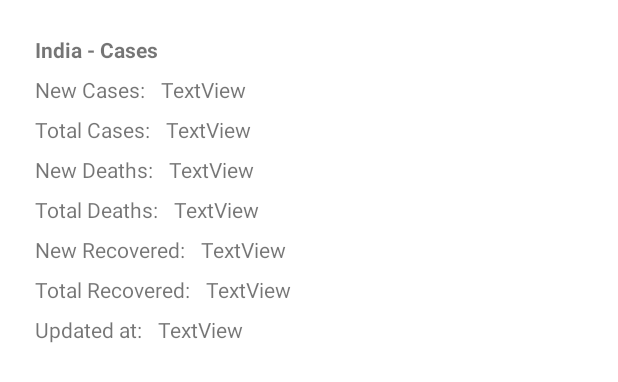
After one commit to theKeval/Covid19Tracker, an Android app: the layout summary_item.xml on its own in the app's theme, with its tools: preview values and no code run, on a phone screen of 412 x 824 dp. The commit adds this screen. Shown: the top 382 px of the screen. Run offline under Robolectric (Android 15) with nearby library versions, the phone set to English and light mode, and no system bars.

Commit message:
midway - creating adapter

```diff
--- a/app/src/main/java/com/thekeval/covid19tracker/ui/HomeFragment.kt
+++ b/app/src/main/java/com/thekeval/covid19tracker/ui/HomeFragment.kt
@@ -5,7 +5,9 @@ import android.view.LayoutInflater
 import android.view.View
 import android.view.ViewGroup
 import androidx.fragment.app.Fragment
+import androidx.recyclerview.widget.RecyclerView
 import com.thekeval.covid19tracker.databinding.FragmentHomeBinding
+import com.thekeval.covid19tracker.domain.DomainModel
 
 class HomeFragment: Fragment() {
 
@@ -26,3 +28,15 @@ class HomeFragment: Fragment() {
 
 
 }
+
+class SummaryClicked(val block: (DomainModel) -> Unit) {
+    fun onClick(model: DomainModel) = block(model)
+}
+
+//class CovidSummaryAdapter(val callback: SummaryClicked) : RecyclerView.Adapter<CovidSummaryViewHolder>() {
+//
+//}
+//
+//class CovidSummaryViewHolder: RecyclerView.ViewHolder {
+//
+//}
--- a/app/src/main/res/layout/fragment_home.xml
+++ b/app/src/main/res/layout/fragment_home.xml
@@ -31,6 +31,7 @@
             app:layout_constraintEnd_toEndOf="parent"
             app:layout_constraintStart_toStartOf="parent"
             app:layout_constraintTop_toTopOf="parent" />
+        <!-- tools:listitem="@summary_item" -->
 
     </androidx.constraintlayout.widget.ConstraintLayout>
 
--- /dev/null
+++ b/app/src/main/res/layout/summary_item.xml
@@ -0,0 +1,192 @@
+<?xml version="1.0" encoding="utf-8"?>
+
+<layout xmlns:android="http://schemas.android.com/apk/res/android"
+    xmlns:app="http://schemas.android.com/apk/res-auto"
+    xmlns:tools="http://schemas.android.com/tools">
+
+    <data>
+
+        <variable
+            name="summary"
+            type="com.thekeval.covid19tracker.domain.DomainModel" />
+
+<!--        <variable-->
+<!--            name="summaryCallback"-->
+<!--            type="com.thekeval.covid19tracker." />-->
+
+    </data>
+
+    <LinearLayout
+        android:id="@+id/linear_layout_summary_item"
+        android:layout_width="match_parent"
+        android:layout_height="wrap_content"
+        android:layout_marginStart="16dp"
+        android:layout_marginTop="16dp"
+        android:layout_marginEnd="16dp"
+        android:orientation="vertical"
+        android:padding="7dp">
+
+        <TextView
+            android:id="@+id/country_header"
+            android:layout_width="match_parent"
+            android:layout_height="wrap_content"
+            android:text="India - Cases"
+            android:textStyle="bold" />
+
+        <LinearLayout
+            android:layout_width="match_parent"
+            android:layout_height="match_parent"
+            android:orientation="horizontal"
+            android:layout_marginTop="7dp">
+
+            <TextView
+                android:id="@+id/tv_new_cases"
+                android:layout_width="wrap_content"
+                android:layout_height="wrap_content"
+                android:text="New Cases: " />
+
+            <TextView
+                android:id="@+id/tv_new_cases_data"
+                android:layout_width="wrap_content"
+                android:layout_height="wrap_content"
+                android:layout_marginStart="7dp"
+                android:layout_weight="1"
+                android:ellipsize="end"
+                android:text="TextView" />
+        </LinearLayout>
+
+        <LinearLayout
+            android:layout_width="match_parent"
+            android:layout_height="match_parent"
+            android:orientation="horizontal"
+            android:layout_marginTop="7dp">
+
+            <TextView
+                android:id="@+id/tv_total_cases"
+                android:layout_width="wrap_content"
+                android:layout_height="wrap_content"
+                android:text="Total Cases: " />
+
+            <TextView
+                android:id="@+id/tv_total_cases_data"
+                android:layout_width="wrap_content"
+                android:layout_height="wrap_content"
+                android:layout_marginStart="7dp"
+                android:layout_weight="1"
+                android:ellipsize="end"
+                android:text="TextView" />
+        </LinearLayout>
+
+        <LinearLayout
+            android:layout_width="match_parent"
+            android:layout_height="match_parent"
+            android:orientation="horizontal"
+            android:layout_marginTop="7dp">
+
+            <TextView
+                android:id="@+id/tv_new_deaths"
+                android:layout_width="wrap_content"
+                android:layout_height="wrap_content"
+                android:text="New Deaths: " />
+
+            <TextView
+                android:id="@+id/tv_new_deaths_data"
+                android:layout_width="wrap_content"
+                android:layout_height="wrap_content"
+                android:layout_marginStart="7dp"
+                android:layout_weight="1"
+                android:ellipsize="end"
+                android:text="TextView" />
+        </LinearLayout>
+
+        <LinearLayout
+            android:layout_width="match_parent"
+            android:layout_height="match_parent"
+            android:orientation="horizontal"
+            android:layout_marginTop="7dp">
+
+            <TextView
+                android:id="@+id/tv_total_deaths"
+                android:layout_width="wrap_content"
+                android:layout_height="wrap_content"
+                android:text="Total Deaths: " />
+
+            <TextView
+                android:id="@+id/tv_total_deaths_data"
+                android:layout_width="wrap_content"
+                android:layout_height="wrap_content"
+                android:layout_marginStart="7dp"
+                android:layout_weight="1"
+                android:ellipsize="end"
+                android:text="TextView" />
+        </LinearLayout>
+
+        <LinearLayout
+            android:layout_width="match_parent"
+            android:layout_height="match_parent"
+            android:orientation="horizontal"
+            android:layout_marginTop="7dp">
+
+            <TextView
+                android:id="@+id/tv_new_recovered"
+                android:layout_width="wrap_content"
+                android:layout_height="wrap_content"
+                android:text="New Recovered: " />
+
+            <TextView
+                android:id="@+id/tv_new_recovered_data"
+                android:layout_width="wrap_content"
+                android:layout_height="wrap_content"
+                android:layout_marginStart="7dp"
+                android:layout_weight="1"
+                android:ellipsize="end"
+                android:text="TextView" />
+        </LinearLayout>
+
+        <LinearLayout
+            android:layout_width="match_parent"
+            android:layout_height="match_parent"
+            android:orientation="horizontal"
+            android:layout_marginTop="7dp">
+
+            <TextView
+                android:id="@+id/tv_total_recovered"
+                android:layout_width="wrap_content"
+                android:layout_height="wrap_content"
+                android:text="Total Recovered: " />
+
+            <TextView
+                android:id="@+id/tv_total_recovered_data"
+                android:layout_width="wrap_content"
+                android:layout_height="wrap_content"
+                android:layout_marginStart="7dp"
+                android:layout_weight="1"
+                android:ellipsize="end"
+                android:text="TextView" />
+        </LinearLayout>
+
+        <LinearLayout
+            android:layout_width="match_parent"
+            android:layout_height="match_parent"
+            android:orientation="horizontal"
+            android:layout_marginTop="7dp">
+
+            <TextView
+                android:id="@+id/tv_updated_on"
+                android:layout_width="wrap_content"
+                android:layout_height="wrap_content"
+                android:text="Updated at: " />
+
+            <TextView
+                android:id="@+id/tv_updated_on_data"
+                android:layout_width="wrap_content"
+                android:layout_height="wrap_content"
+                android:layout_marginStart="7dp"
+                android:layout_weight="1"
+                android:ellipsize="end"
+                android:text="TextView" />
+        </LinearLayout>
+
+    </LinearLayout>
+
+</layout>
```
